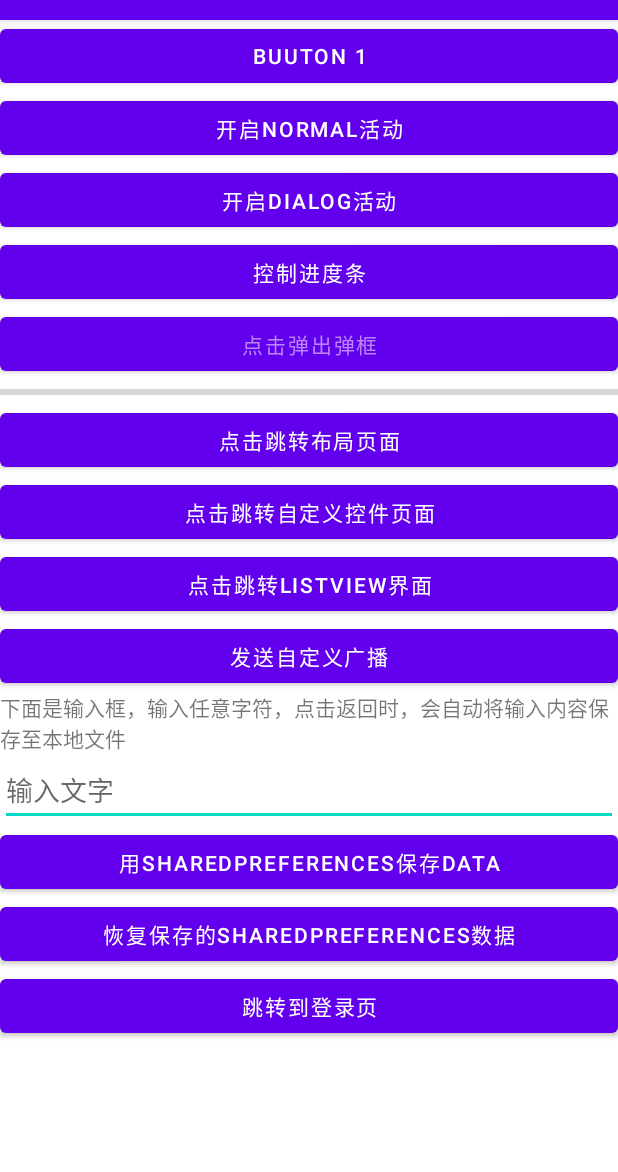
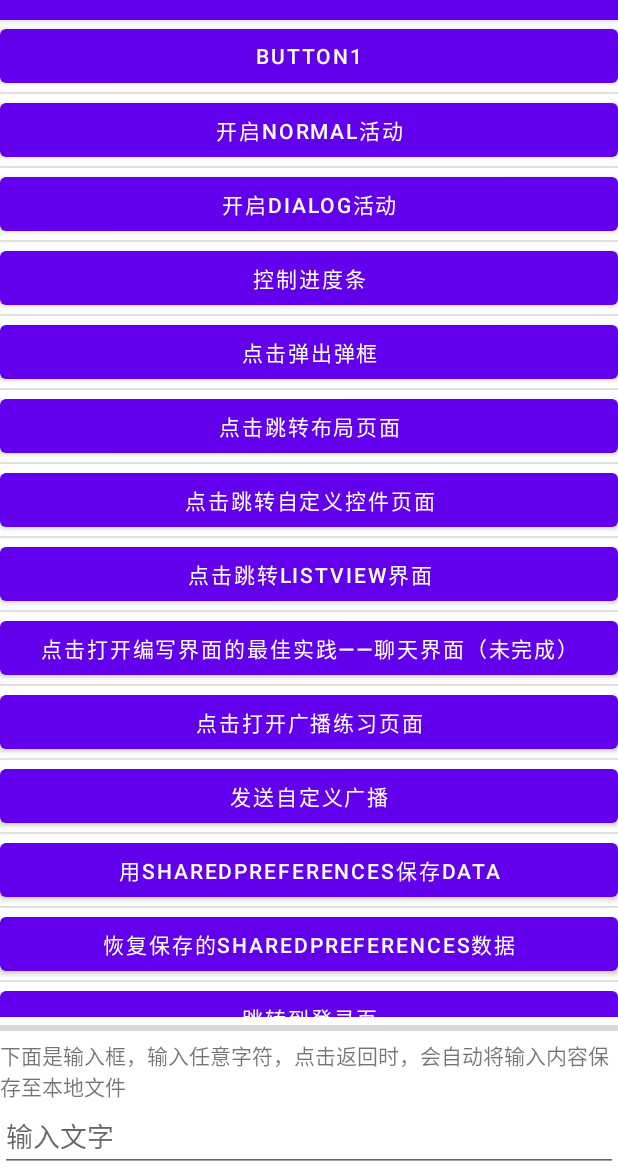
Before and after one commit to CalotteNeo/MyApplication2, an Android app: the screen it shows after launch (FirstActivity), on a phone screen of 412 x 824 dp, the part 64-1236 px from its top. Run offline under Robolectric (Android 15) with nearby library versions, the phone set to English and light mode, and no system bars.

Commit message:
学习进度：把首页改成ListView

```diff
--- a/app/src/main/java/com/example/myapplication/FirstActivity.java
+++ b/app/src/main/java/com/example/myapplication/FirstActivity.java
@@ -19,8 +19,10 @@ import android.view.Gravity;
 import android.view.Menu;
 import android.view.MenuItem;
 import android.view.View;
+import android.widget.AdapterView;
 import android.widget.Button;
 import android.widget.EditText;
+import android.widget.ListView;
 import android.widget.ProgressBar;
 import android.widget.Toast;
 
@@ -34,17 +36,27 @@ import java.io.FileOutputStream;
 import java.io.IOException;
 import java.io.InputStreamReader;
 import java.io.OutputStreamWriter;
+import java.util.ArrayList;
+import java.util.List;
 
-public class FirstActivity extends AppCompatActivity implements View.OnClickListener{
+public class FirstActivity extends AppCompatActivity{
 
     private EditText edit;
+    private List<Button> ButtonList = new ArrayList<>();
+    private  Context mcontext = FirstActivity.this;
     @Override
     protected void onCreate(Bundle savedInstanceState) {
         super.onCreate(savedInstanceState);
         // TaskId是啥？通过activity.getTaskId()从我的正在运行的活动中获取应用ID
         Log.d("FirstActivity","Task-id是"+getTaskId());
+        // 将layout改称ListView，新增的按钮都在FirstItemAdapter中处理逻辑
         setContentView(R.layout.first_layout);
-        Button button1 = (Button)findViewById(R.id.button1);
+        initButtons();//初始化子项目数据
+        FirstItemAdapter adapter = new FirstItemAdapter(FirstActivity.this, R.layout.first_item, ButtonList);
+        ListView listView = (ListView) findViewById(R.id.first_list_view);
+        listView.setAdapter(adapter);
+/////////////////////////////////////////////////////////////////////////////////////////////////////////
+//        Button button1 = (Button)findViewById(R.id.button1);
 //        // 用例：启动模式
 //        button1.setOnClickListener(new View.OnClickListener() {
 //            @Override
@@ -52,16 +64,16 @@ public class FirstActivity extends AppCompatActivity implements View.OnClickList
 //                SecondActivity.actionStart(FirstActivity.this,"data1","data2");
 //            }
 //        });
-        // 用例1：显式/隐式Intent
-        button1.setOnClickListener(new View.OnClickListener() {
-            @Override
-            public void onClick(View v) {
-                Intent intent = new Intent("com.example.myapplication.ACTION_START");
-//                Intent intent1 =  new Intent(FirstActivity.this,SecondActivity.class);
-                intent.addCategory("com.example.myapplication.MY_CATEGORY");
-                startActivity(intent);
-            }
-        });
+//        // 用例1：显式/隐式Intent
+//        button1.setOnClickListener(new View.OnClickListener() {
+//            @Override
+//            public void onClick(View v) {
+//                Intent intent = new Intent("com.example.myapplication.ACTION_START");
+////                Intent intent1 =  new Intent(FirstActivity.this,SecondActivity.class);
+//                intent.addCategory("com.example.myapplication.MY_CATEGORY");
+//                startActivity(intent);
+//            }
+//        });
 //        // 用例2：其他隐式Intent
 //        button1.setOnClickListener(new View.OnClickListener() {
 //            @Override
@@ -92,58 +104,31 @@ public class FirstActivity extends AppCompatActivity implements View.OnClickList
 //
         // 用例1：活动的生命周期
         Log.d("FirstActivity","onCreate");
-        Button start_normal_activity = findViewById(R.id.start_normal_activity);
-        Button start_dialog_activity = findViewById(R.id.start_dialog_activity);
-        start_normal_activity.setOnClickListener(new View.OnClickListener() {
-            @Override
-            public void onClick(View v) {
-                Intent intent = new Intent(FirstActivity.this, NormalActivity.class);
-                startActivity(intent);
-            }
-        });
-        start_dialog_activity.setOnClickListener(new View.OnClickListener() {
-            @Override
-            public void onClick(View v) {
-                Intent intent = new Intent(FirstActivity.this, DialogActivity.class);
-                startActivity(intent);
-            }
-        });
 //        if (savedInstanceState != null){
 //            String tempData = savedInstanceState.getString("data_key");
 //            Log.d("FirstActivity",tempData);
 //        }
         Button control_progress = (Button) findViewById(R.id.control_progress);
         ProgressBar progressBar = (ProgressBar) findViewById(R.id.progress_bar);
-        control_progress.setOnClickListener(new View.OnClickListener() {
-            @Override
-            public void onClick(View v) {
-                // 3.2 用例：点击按钮修改progressbar的可见性
-//                if (progressBar.getVisibility()==View.GONE){
-//                    progressBar.setVisibility(View.VISIBLE);
-//                }else {
-//                    progressBar.setVisibility(View.GONE);
-//                }
-                int progress = progressBar.getProgress();
-                progress = progress+10;
-                progressBar.setProgress(progress);
-                Toast toast = Toast.makeText(getApplicationContext(),"进度条+10了哦~",Toast.LENGTH_LONG);
-//                toast.setGravity(Gravity.TOP,0,0);
-                toast.show();
+//        control_progress.setOnClickListener(new View.OnClickListener() {
+//            @Override
+//            public void onClick(View v) {
+//                // 3.2 用例：点击按钮修改progressbar的可见性
+////                if (progressBar.getVisibility()==View.GONE){
+////                    progressBar.setVisibility(View.VISIBLE);
+////                }else {
+////                    progressBar.setVisibility(View.GONE);
+////                }
+//                int progress = progressBar.getProgress();
+//                progress = progress+10;
+//                progressBar.setProgress(progress);
+//                Toast toast = Toast.makeText(getApplicationContext(),"进度条+10了哦~",Toast.LENGTH_LONG);
+////                toast.setGravity(Gravity.TOP,0,0);
+//                toast.show();
+//
+//            }
+//        });
 
-            }
-        });
-        Button popup_window = (Button)findViewById(R.id.popup_window);
-        popup_window.setOnClickListener(this);
-        Button start_layout_activity = (Button)findViewById(R.id.start_layout_activity);
-        start_layout_activity.setOnClickListener(this);
-        Button start_UICustomViews= (Button)findViewById(R.id.start_UICustomViews);
-        start_UICustomViews.setOnClickListener(this);
-        Button start_ListView= (Button)findViewById(R.id.start_ListView);
-        start_ListView.setOnClickListener(this);
-        Button start_BroadcastActivity= (Button)findViewById(R.id.start_BroadcastActivity);
-        start_BroadcastActivity.setOnClickListener(this);
-        Button send_broadcast = (Button) findViewById(R.id.send_broadcast);
-        send_broadcast.setOnClickListener(this);
         edit = (EditText) findViewById(R.id.edit);
         String inputText = load();
         if (!TextUtils.isEmpty(inputText)) {
@@ -152,15 +137,68 @@ public class FirstActivity extends AppCompatActivity implements View.OnClickList
             edit.setSelection(inputText.length());
             Toast.makeText(this, "Restoring succeed", Toast.LENGTH_SHORT).show();
         }
+    }
 
-        // sharedPreferences()
-        Button saveData = (Button) findViewById(R.id.save_data);
-        saveData.setOnClickListener(this);
-        Button restore_data = (Button) findViewById(R.id.restore_data);
-        restore_data.setOnClickListener(this);
-        // 登录页
-        Button start_login = (Button) findViewById(R.id.start_login);
-        start_login.setOnClickListener(this);
+    private void initButtons() {
+        Button button1 = new Button(mcontext);
+        button1.setText("Button1");
+        button1.setId(R.id.button1);
+        ButtonList.add(button1);
+        Button start_normal_activity = new Button(mcontext);
+        start_normal_activity.setText("开启normal活动");
+        start_normal_activity.setId(R.id.start_normal_activity);
+        ButtonList.add(start_normal_activity);
+        Button start_dialog_activity = new Button(mcontext);
+        start_dialog_activity.setText("开启dialog活动");
+        start_dialog_activity.setId(R.id.start_dialog_activity);
+        ButtonList.add(start_dialog_activity);
+        Button control_progress = new Button(mcontext);
+        control_progress.setText("控制进度条");
+        control_progress.setId(R.id.control_progress);
+        ButtonList.add(control_progress);
+        Button popup_window = new Button(mcontext);
+        popup_window.setText("点击弹出弹框");
+        popup_window.setId(R.id.popup_window);
+        ButtonList.add(popup_window);
+        Button start_layout_activity = new Button(mcontext);
+        start_layout_activity.setText("点击跳转布局页面");
+        start_layout_activity.setId(R.id.start_layout_activity);
+        ButtonList.add(start_layout_activity);
+        Button start_UICustomViews = new Button(mcontext);
+        start_UICustomViews.setText("点击跳转自定义控件页面");
+        start_UICustomViews.setId(R.id.start_UICustomViews);
+        ButtonList.add(start_UICustomViews);
+        Button start_ListView = new Button(mcontext);
+        start_ListView.setText("点击跳转ListView界面");
+        start_ListView.setId(R.id.start_ListView);
+        ButtonList.add(start_ListView);
+        Button start_UIBestPractice = new Button(mcontext);
+        start_UIBestPractice.setText("点击打开编写界面的最佳实践——聊天界面（未完成）");
+        start_UIBestPractice.setId(R.id.start_UIBestPractice);
+        ButtonList.add(start_UIBestPractice);
+        Button start_BroadcastActivity = new Button(mcontext);
+        start_BroadcastActivity.setText("点击打开广播练习页面");
+        start_BroadcastActivity.setId(R.id.start_BroadcastActivity);
+        ButtonList.add(start_BroadcastActivity);
+        Button send_broadcast = new Button(mcontext);
+        send_broadcast.setText("发送自定义广播");
+        send_broadcast.setId(R.id.send_broadcast);
+        ButtonList.add(send_broadcast);
+        Button save_data = new Button(mcontext);
+        save_data.setText("用SharedPreferences保存data");
+        save_data.setId(R.id.save_data);
+        ButtonList.add(save_data);
+        Button restore_data = new Button(mcontext);
+        restore_data.setText("恢复保存的SharedPreferences数据");
+        restore_data.setId(R.id.restore_data);
+        ButtonList.add(restore_data);
+        Button start_login = new Button(mcontext);
+        start_login.setText("跳转到登录页");
+        start_login.setId(R.id.start_login);
+        ButtonList.add(start_login);
+
+
+
     }
 
     @Override
@@ -294,73 +332,4 @@ public class FirstActivity extends AppCompatActivity implements View.OnClickList
         String tempData = "你刚刚输入的内容";
         outState.putString("data_key",tempData);
     }
-
-    @Override
-    public void onClick(View v) {
-        switch (v.getId()){
-            case R.id.popup_window:
-                AlertDialog.Builder dialog = new AlertDialog.Builder(FirstActivity.this);
-                dialog.setTitle("提示框");
-                dialog.setMessage("重要的事情说三遍");
-                dialog.setCancelable(false);
-                dialog.setPositiveButton("OK", new DialogInterface.OnClickListener() {
-                    @Override
-                    public void onClick(DialogInterface dialog, int which) {
-
-                    }
-                });
-                dialog.setNegativeButton("Cancel", new DialogInterface.OnClickListener() {
-                    @Override
-                    public void onClick(DialogInterface dialog, int which) {
-
-                    }
-                });
-                dialog.show();
-                break;
-            case R.id.start_layout_activity:
-                Intent intent = new Intent(FirstActivity.this,LayoutActivity.class);
-                startActivity(intent);
-                break;
-            case R.id.start_UICustomViews:
-                Intent intent2 = new Intent(FirstActivity.this,UICustomViewsActivity.class);
-                startActivity(intent2);
-                break;
-            case R.id.start_ListView:
-                Intent intent3 = new Intent(FirstActivity.this,ListViewActivity.class);
-                startActivity(intent3);
-                break;
-            case R.id.start_BroadcastActivity:
-                Intent intent4 = new Intent(FirstActivity.this,BroadcastActivity.class);
-                startActivity(intent4);
-                break;
-            case R.id.send_broadcast:
-                // Intent(自定义action)
-                Intent intent5 = new Intent("com.example.myapplication.MY_BROADCAST");
-                // 标准广播
-                sendBroadcast(intent5);
-                break;
-            case R.id.save_data:
-                // 通过getSharedPreferences()指定SharedPreferences的文件名为SharedData
-                SharedPreferences.Editor editor = getSharedPreferences("SharedData",MODE_PRIVATE).edit();
-                editor.putString("name","nizilin");
-                editor.putInt("age", 26);
-                editor.putBoolean("married",false);
-                // apply()方法来提交
-                editor.apply();
-                break;
-            case R.id.restore_data:
-                SharedPreferences pref = getSharedPreferences("SharedData",MODE_PRIVATE);
-                String name = pref.getString("name","");
-                int age = pref.getInt("age",0);
-                boolean married = pref.getBoolean("married",false);
-                Toast.makeText(this,"姓名："+name+"-年龄："+age+"-婚姻状况："+married,Toast.LENGTH_SHORT).show();
-                break;
-            case R.id.start_login:
-                Intent intent6 = new Intent(FirstActivity.this,LoginActivity.class);
-                startActivity(intent6);
-                break;
-            default:
-                break;
-        }
-    }
 }
--- /dev/null
+++ b/app/src/main/java/com/example/myapplication/FirstItemAdapter.java
@@ -0,0 +1,136 @@
+package com.example.myapplication;
+
+import android.app.Activity;
+import android.content.Context;
+import android.content.DialogInterface;
+import android.content.Intent;
+import android.content.SharedPreferences;
+import android.util.Log;
+import android.view.LayoutInflater;
+import android.view.View;
+import android.view.ViewGroup;
+import android.widget.ArrayAdapter;
+import android.widget.Button;
+import android.widget.ImageView;
+import android.widget.TextView;
+import android.widget.Toast;
+
+import androidx.annotation.NonNull;
+import androidx.annotation.Nullable;
+import androidx.appcompat.app.AlertDialog;
+
+import java.util.List;
+
+/**
+ * 自定义的适配器，这个适配器继承自ArrayAdapter，并将泛型指定为Button类
+ */
+public class FirstItemAdapter extends ArrayAdapter<Button> {
+    private int resourceId;
+    private Context mcontext;
+    public FirstItemAdapter(Context context, int textViewResourceId, List<Button> objects){
+        super(context, textViewResourceId, objects);
+        resourceId = textViewResourceId;
+    }
+
+    /**
+     * 该方法在每个子项被滚动到屏幕内的时候会被调用
+     * @param position
+     * @param convertView
+     * @param parent
+     * @return
+     */
+    @NonNull
+    @Override
+    public View getView(int position, @Nullable View convertView, @NonNull ViewGroup parent) {
+        mcontext = getContext();
+        Button cur_button = getItem(position);//获取当前的musician实例
+        // LayoutInflater这个方法，不是很懂
+        // 不是很懂↓这个写法，但这是ListView中的标准写法，先这样吧。
+        View view = LayoutInflater.from(getContext()).inflate(resourceId,parent,false);
+        Button first_button = (Button) view.findViewById(R.id.first_button);
+        first_button.setText(cur_button.getText());
+        first_button.setId(cur_button.getId());
+        first_button.setOnClickListener(new View.OnClickListener() {
+            @Override
+            public void onClick(View v) {
+                switch (v.getId()){
+                    case R.id.button1:
+                        Intent intent = new Intent(mcontext,SecondActivity.class);
+                        mcontext.startActivity(intent);
+                        break;
+                    case R.id.start_normal_activity:
+                        intent = new Intent(mcontext, NormalActivity.class);
+                        mcontext.startActivity(intent);
+                    case R.id.start_dialog_activity:
+                        intent = new Intent(mcontext, DialogActivity.class);
+                        mcontext.startActivity(intent);
+                    case R.id.popup_window:
+                        AlertDialog.Builder dialog = new AlertDialog.Builder(mcontext);
+                        dialog.setTitle("提示框");
+                        dialog.setMessage("重要的事情说三遍");
+                        dialog.setCancelable(false);
+                        dialog.setPositiveButton("OK", new DialogInterface.OnClickListener() {
+                            @Override
+                            public void onClick(DialogInterface dialog, int which) {
+
+                            }
+                        });
+                        dialog.setNegativeButton("Cancel", new DialogInterface.OnClickListener() {
+                            @Override
+                            public void onClick(DialogInterface dialog, int which) {
+
+                            }
+                        });
+                        dialog.show();
+                        break;
+                    case R.id.start_layout_activity:
+                        intent = new Intent(mcontext,LayoutActivity.class);
+                        mcontext.startActivity(intent);
+                        break;
+                    case R.id.start_UICustomViews:
+                        intent = new Intent(mcontext,UICustomViewsActivity.class);
+                        mcontext.startActivity(intent);
+                        break;
+                    case R.id.start_ListView:
+                        intent = new Intent(mcontext,ListViewActivity.class);
+                        mcontext.startActivity(intent);
+                        break;
+                    case R.id.start_BroadcastActivity:
+                        intent = new Intent(mcontext,BroadcastActivity.class);
+                        mcontext.startActivity(intent);
+                        break;
+                    case R.id.send_broadcast:
+                        // Intent(自定义action)
+                        intent = new Intent("com.example.myapplication.MY_BROADCAST");
+                        // 标准广播
+                        mcontext.sendBroadcast(intent);
+                        break;
+                    case R.id.save_data:
+//                        // 通过getSharedPreferences()指定SharedPreferences的文件名为SharedData
+//                        SharedPreferences.Editor editor = mcontext.getSharedPreferences("SharedData",MODE_PRIVATE).edit();
+//                        editor.putString("name","nizilin");
+//                        editor.putInt("age", 26);
+//                        editor.putBoolean("married",false);
+//                        // apply()方法来提交
+//                        editor.apply();
+                        break;
+                    case R.id.restore_data:
+//                        SharedPreferences pref = mcontext.getSharedPreferences("SharedData",MODE_PRIVATE);
+//                        String name = pref.getString("name","");
+//                        int age = pref.getInt("age",0);
+//                        boolean married = pref.getBoolean("married",false);
+//                        Toast.makeText(mcontext,"姓名："+name+"-年龄："+age+"-婚姻状况："+married,Toast.LENGTH_SHORT).show();
+                        break;
+                    case R.id.start_login:
+                        intent = new Intent(mcontext,LoginActivity.class);
+                        mcontext.startActivity(intent);
+                        break;
+                    default:
+                        break;
+                }
+
+            }
+        });
+        return view;
+    }
+}
--- /dev/null
+++ b/app/src/main/res/layout/first_item.xml
@@ -0,0 +1,11 @@
+<?xml version="1.0" encoding="utf-8"?>
+<LinearLayout xmlns:android="http://schemas.android.com/apk/res/android"
+    android:layout_width="match_parent"
+    android:layout_height="wrap_content">
+    <Button
+        android:layout_width="match_parent"
+        android:layout_height="wrap_content"
+        android:id="@+id/first_button"
+        android:text="Buuton 1"
+        />
+</LinearLayout>
--- a/app/src/main/res/layout/first_layout.xml
+++ b/app/src/main/res/layout/first_layout.xml
@@ -3,100 +3,30 @@
     android:orientation="vertical"
     android:layout_width="match_parent"
     android:layout_height="match_parent">
-
-    <Button
+    <ListView
         android:layout_width="match_parent"
         android:layout_height="wrap_content"
-        android:id="@+id/button1"
-        android:text="Buuton 1"
-        />
-    <Button
-        android:layout_width="match_parent"
-        android:layout_height="wrap_content"
-        android:id="@+id/start_normal_activity"
-        android:text="开启normal活动"/>
-    <Button
-        android:layout_width="match_parent"
-        android:layout_height="wrap_content"
-        android:id="@+id/start_dialog_activity"
-        android:text="开启dialog活动"/>
-    <Button
-        android:layout_width="match_parent"
-        android:layout_height="wrap_content"
-        android:id="@+id/control_progress"
-        android:text="控制进度条"/>
-    <Button
-        android:layout_width="match_parent"
-        android:layout_height="wrap_content"
-        android:id="@+id/popup_window"
-        android:text="点击弹出弹框"
-        android:textColor="@color/purple_200"
-        />
+        android:layout_weight="40"
+        android:id="@+id/first_list_view"/>
     <ProgressBar
         android:layout_width="match_parent"
         android:layout_height="wrap_content"
         style="?android:attr/progressBarStyleHorizontal"
         android:max="100"
+        android:layout_weight="1"
         android:id="@+id/progress_bar"/>
-    <Button
-        android:layout_width="match_parent"
-        android:layout_height="wrap_content"
-        android:id="@+id/start_layout_activity"
-        android:text="点击跳转布局页面"
-        />
-    <Button
-        android:layout_width="match_parent"
-        android:layout_height="wrap_content"
-        android:id="@+id/start_UICustomViews"
-        android:text="点击跳转自定义控件页面"
-        />
-    <Button
-        android:layout_width="match_parent"
-        android:layout_height="wrap_content"
-        android:id="@+id/start_ListView"
-        android:text="点击跳转ListView界面"
-        />
-    <Button
-        android:layout_width="match_parent"
-        android:layout_height="0dp"
-        android:id="@+id/start_UIBestPractice"
-        android:text="点击打开编写界面的最佳实践——聊天界面（未完成）"/>
-    <Button
-        android:layout_width="match_parent"
-        android:layout_height="0dp"
-        android:id="@+id/start_BroadcastActivity"
-        android:text="点击打开广播练习页面"
-        />
-    <Button
-        android:layout_width="match_parent"
-        android:layout_height="wrap_content"
-        android:id="@+id/send_broadcast"
-        android:text="发送自定义广播"/>
     <TextView
         android:layout_width="match_parent"
         android:layout_height="wrap_content"
         android:id="@+id/save_files"
+        android:layout_weight="1"
         android:text="下面是输入框，输入任意字符，点击返回时，会自动将输入内容保存至本地文件"/>
     <EditText
         android:layout_width="match_parent"
         android:layout_height="wrap_content"
         android:id="@+id/edit"
+        android:layout_weight="1"
         android:hint="输入文字"/>
-    <Button
-        android:layout_width="match_parent"
-        android:layout_height="wrap_content"
-        android:id="@+id/save_data"
-        android:text="用SharedPreferences保存data"/>
-    <Button
-        android:layout_width="match_parent"
-        android:layout_height="wrap_content"
-        android:id="@+id/restore_data"
-        android:text="恢复保存的SharedPreferences数据"/>
-    <Button
-        android:layout_width="match_parent"
-        android:layout_height="wrap_content"
-        android:id="@+id/start_login"
-        android:text="跳转到登录页"/>
 
 
 </LinearLayout>
--- /dev/null
+++ b/app/src/main/res/values/ids.xml
@@ -0,0 +1,16 @@
+<?xml version="1.0" encoding="utf-8"?>
+<resources>
+    <item name="start_normal_activity" type="id" />
+    <item name="start_dialog_activity" type="id" />
+    <item name="popup_window" type="id" />
+    <item name="start_layout_activity" type="id" />
+    <item name="start_UICustomViews" type="id" />
+    <item name="start_ListView" type="id" />
+    <item name="start_BroadcastActivity" type="id" />
+    <item name="send_broadcast" type="id" />
+    <item name="save_data" type="id" />
+    <item name="restore_data" type="id" />
+    <item name="start_login" type="id" />
+    <item name="control_progress" type="id" />
+    <item name="start_UIBestPractice" type="id" />
+</resources>
```
Also changed, not shown: app/src/main/java/com/example/myapplication/MyDatabaseHelper.java (added, +35 -0 lines), app/src/main/res/layout/title.xml (+7 -5 lines), 1 other file.
